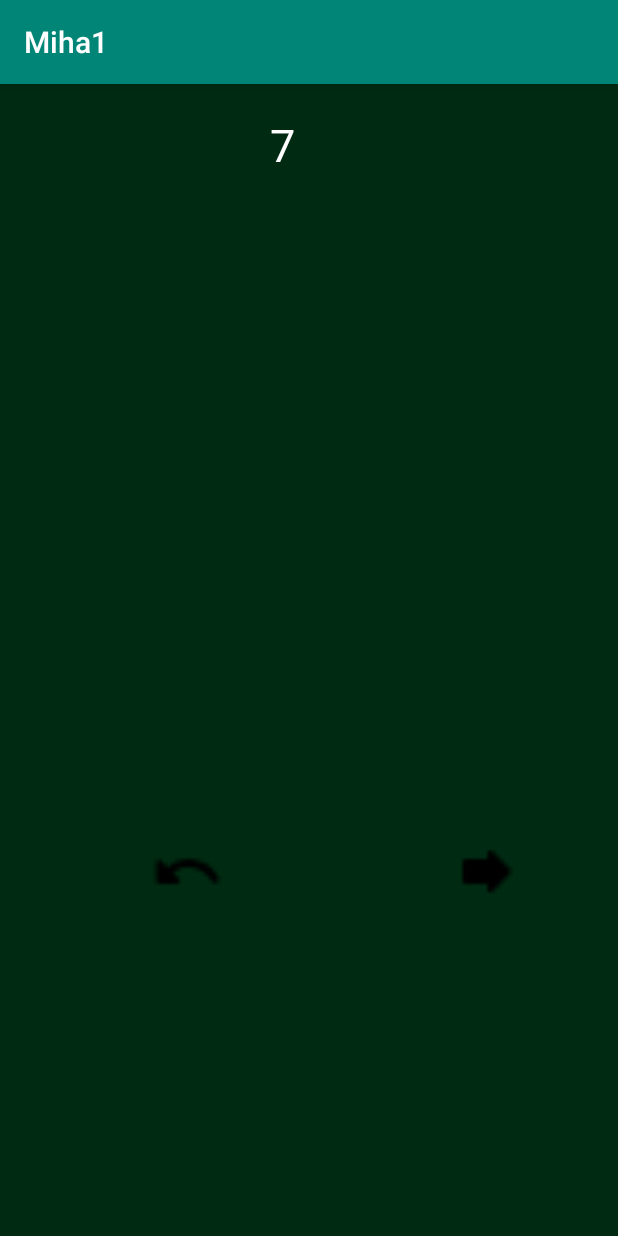
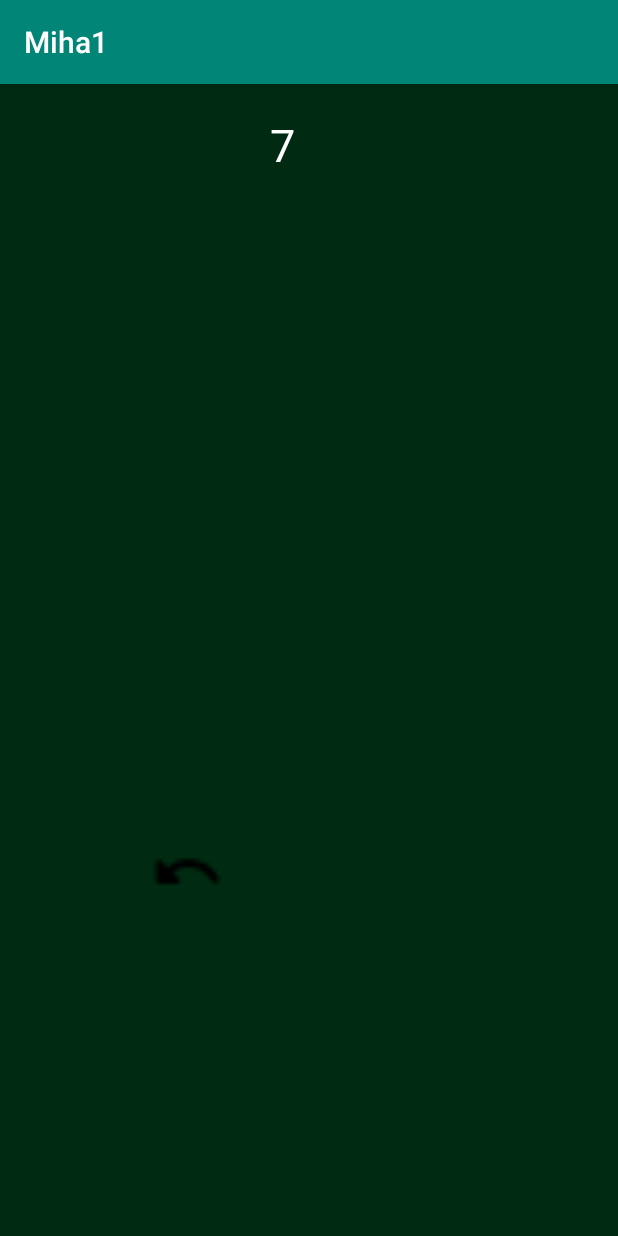
Before and after one commit to CYBERSAMURA1/stfu, an Android app: the Activity6 screen opened directly, with no data from a screen before it, after a tap on an icon or button, on a phone screen of 412 x 824 dp. Run offline under Robolectric (Android 15) with nearby library versions, the phone set to English and light mode, and no system bars.

Commit message:
Изменил названия переменных

```diff
--- a/app/src/main/java/com/example/miha1/Activity6.java
+++ b/app/src/main/java/com/example/miha1/Activity6.java
@@ -12,7 +12,7 @@ import android.widget.TextView;
 
 public class Activity6 extends AppCompatActivity {
 
-ImageButton nextpage,prevpage;
+ImageButton btnNextPage, bntPrevPage;
 
     @Override
     protected void onCreate(Bundle savedInstanceState) {
@@ -25,10 +25,10 @@ ImageButton nextpage,prevpage;
         RelativeLayout background = (RelativeLayout)findViewById(R.id.background);
         background.setBackgroundColor(getResources().getColor(R.color.sxth));
 
-        nextpage = (ImageButton)findViewById(R.id.next);
-        prevpage = (ImageButton)findViewById(R.id.prev);
+        btnNextPage = (ImageButton)findViewById(R.id.next);
+        bntPrevPage = (ImageButton)findViewById(R.id.prev);
 
-        nextpage.setOnClickListener(new View.OnClickListener() {
+        btnNextPage.setOnClickListener(new View.OnClickListener() {
             @Override
             public void onClick(View v) {
                 Intent intent = new Intent(Activity6.this,Activity7.class);
@@ -36,7 +36,7 @@ ImageButton nextpage,prevpage;
             }
         });
 
-        prevpage.setOnClickListener(new View.OnClickListener() {
+        bntPrevPage.setOnClickListener(new View.OnClickListener() {
             @Override
             public void onClick(View v) {
                 finish();
--- a/app/src/main/java/com/example/miha1/Activity7.java
+++ b/app/src/main/java/com/example/miha1/Activity7.java
@@ -11,7 +11,7 @@ import android.widget.TextView;
 
 public class Activity7 extends AppCompatActivity {
 
-    ImageButton prevpage;
+    ImageButton btnPrevPage;
 
     @Override
     protected void onCreate(Bundle savedInstanceState) {
@@ -24,9 +24,12 @@ public class Activity7 extends AppCompatActivity {
         RelativeLayout background = (RelativeLayout)findViewById(R.id.background);
         background.setBackgroundColor(getResources().getColor(R.color.svnth));
 
-        prevpage = (ImageButton) findViewById(R.id.prev);
+        ImageButton btnNextPage =(ImageButton)findViewById(R.id.next);
+        btnNextPage.setVisibility(View.INVISIBLE);
 
-        prevpage.setOnClickListener(new View.OnClickListener() {
+        btnPrevPage = (ImageButton) findViewById(R.id.prev);
+
+        btnPrevPage.setOnClickListener(new View.OnClickListener() {
             @Override
             public void onClick(View v) {
                 finish();
--- a/app/src/main/res/values/colors.xml
+++ b/app/src/main/res/values/colors.xml
@@ -4,7 +4,7 @@
     <color name="colorPrimaryDark">#00574B</color>
     <color name="colorAccent">#D81B60</color>
     <color name="white">#ffffff</color>
-    <color name="fst">#daa211</color>
+    <color name="frst">#daa211</color>
     <color name="scnd">#bab</color>
     <color name="thrd">#b0b</color>
     <color name="frth">#d6f</color>
```
Also changed, not shown: app/src/main/java/com/example/miha1/Activity2.java (+5 -5 lines), app/src/main/java/com/example/miha1/Activity3.java (+5 -5 lines), app/src/main/java/com/example/miha1/Activity4.java (+5 -5 lines), app/src/main/java/com/example/miha1/Activity5.java (+5 -5 lines), app/src/main/java/com/example/miha1/MainActivity.java (+6 -6 lines), app/src/main/res/values/strings.xml (+0 -7 lines).
